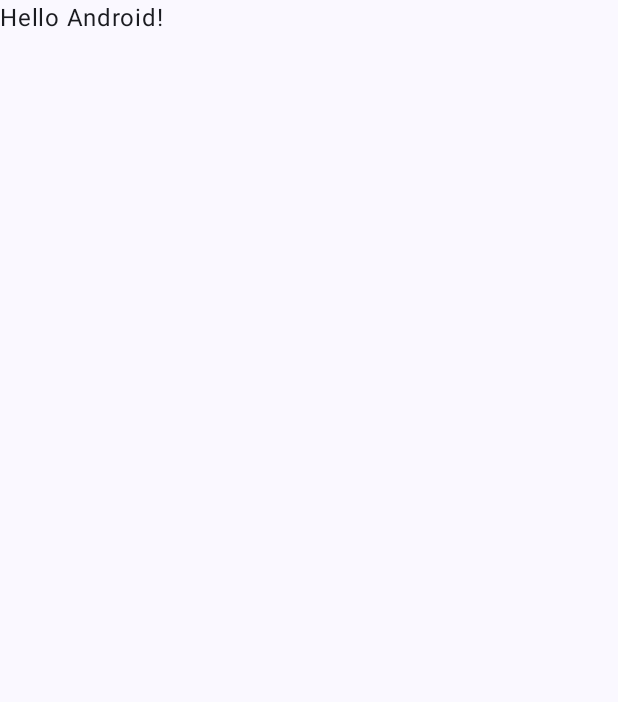
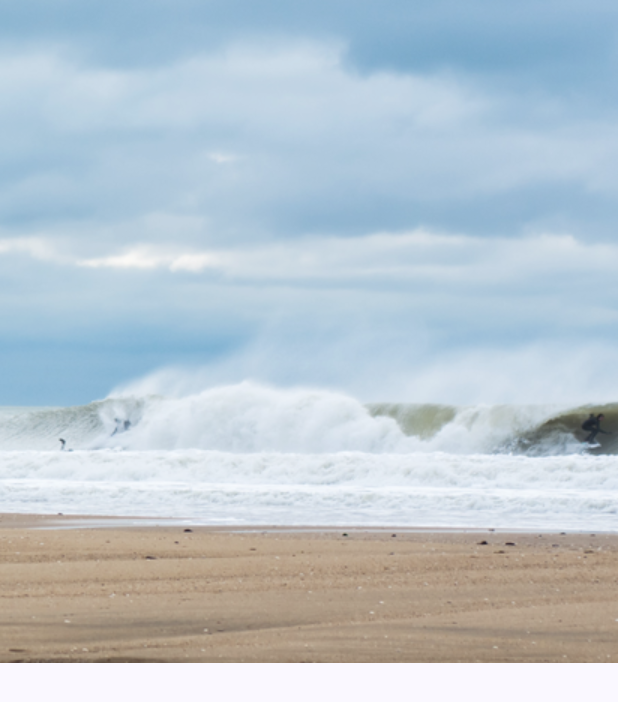
Before and after one commit to adatechschool/projet-collectif-mobile-front-surf-chill, an Android app built with Jetpack Compose: the screen it shows after launch (MainActivity), on a phone screen of 412 x 824 dp. Before the commit the part shown is almost empty. Shown: the top 702 px of the screen. Run offline under Robolectric (Android 15) with nearby library versions, the phone set to English and light mode, and no system bars.

Commit message:
Image displayed

```diff
--- a/app/src/main/java/com/example/surfchill/MainActivity.kt
+++ b/app/src/main/java/com/example/surfchill/MainActivity.kt
@@ -9,8 +9,20 @@ import androidx.compose.material3.Surface
 import androidx.compose.material3.Text
 import androidx.compose.runtime.Composable
 import androidx.compose.ui.Modifier
+import androidx.compose.ui.res.painterResource
 import androidx.compose.ui.tooling.preview.Preview
 import com.example.surfchill.ui.theme.SurfChillTheme
+import androidx.compose.foundation.Image
+import androidx.compose.foundation.layout.Arrangement
+import androidx.compose.foundation.layout.Box
+import androidx.compose.foundation.layout.Column
+import androidx.compose.foundation.layout.padding
+import androidx.compose.ui.layout.ContentScale
+import androidx.compose.ui.res.stringResource
+import androidx.compose.ui.text.style.TextAlign
+import androidx.compose.ui.unit.dp
+import androidx.compose.ui.unit.sp
+
 
 class MainActivity : ComponentActivity() {
     override fun onCreate(savedInstanceState: Bundle?) {
@@ -22,7 +34,9 @@ class MainActivity : ComponentActivity() {
                     modifier = Modifier.fillMaxSize(),
                     color = MaterialTheme.colorScheme.background
                 ) {
-                    Greeting("Android")
+                    GreetingImage(
+                        stringResource(R.string.app_name),
+                    )
                 }
             }
         }
@@ -30,17 +44,38 @@ class MainActivity : ComponentActivity() {
 }
 
 @Composable
-fun Greeting(name: String, modifier: Modifier = Modifier) {
-    Text(
-        text = "Hello $name!",
-        modifier = modifier
-    )
+fun GreetingText(message: String, modifier: Modifier = Modifier) {
+    Column(
+        verticalArrangement = Arrangement.Center,
+        modifier = Modifier
+    ) {
+        Text(
+            text = message,
+            fontSize = 48.sp,
+            lineHeight = 100.sp,
+            textAlign = TextAlign.Center,
+            modifier = Modifier
+                .padding(8.dp)
+        )
+    }
 }
 
 @Preview(showBackground = true)
 @Composable
-fun GreetingPreview() {
+private fun GreetingPreview() {
     SurfChillTheme {
-        Greeting("Android")
+        GreetingImage(stringResource(R.string.app_name))
     }
 }
+
+@Composable
+fun GreetingImage(message: String, modifier: Modifier = Modifier) {
+    val image= painterResource(R.drawable.bud_bud_vendee)
+    Box {
+        Image(painter = image,
+            contentDescription = null,
+            contentScale = ContentScale.Crop,
+            alpha = 0.9f
+        )
+    }
+}
--- a/app/src/main/res/values/strings.xml
+++ b/app/src/main/res/values/strings.xml
@@ -1,3 +1,3 @@
 <resources>
-    <string name="app_name">Surf&amp;Chill</string>
+    <string name="app_name">Surf and Chill</string>
 </resources>
```
Also changed, not shown: app/src/main/res/drawable-nodpi/bud_bud_vendee.png (added), app/src/main/res/drawable/bud_bud_vendee.png (added).
